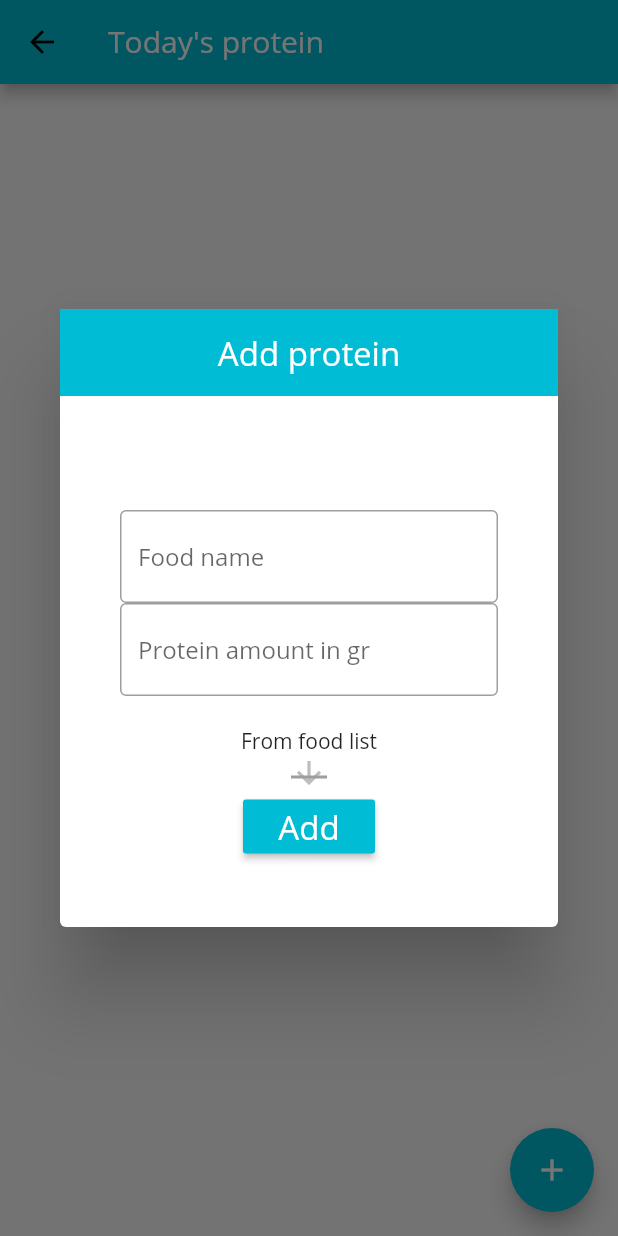
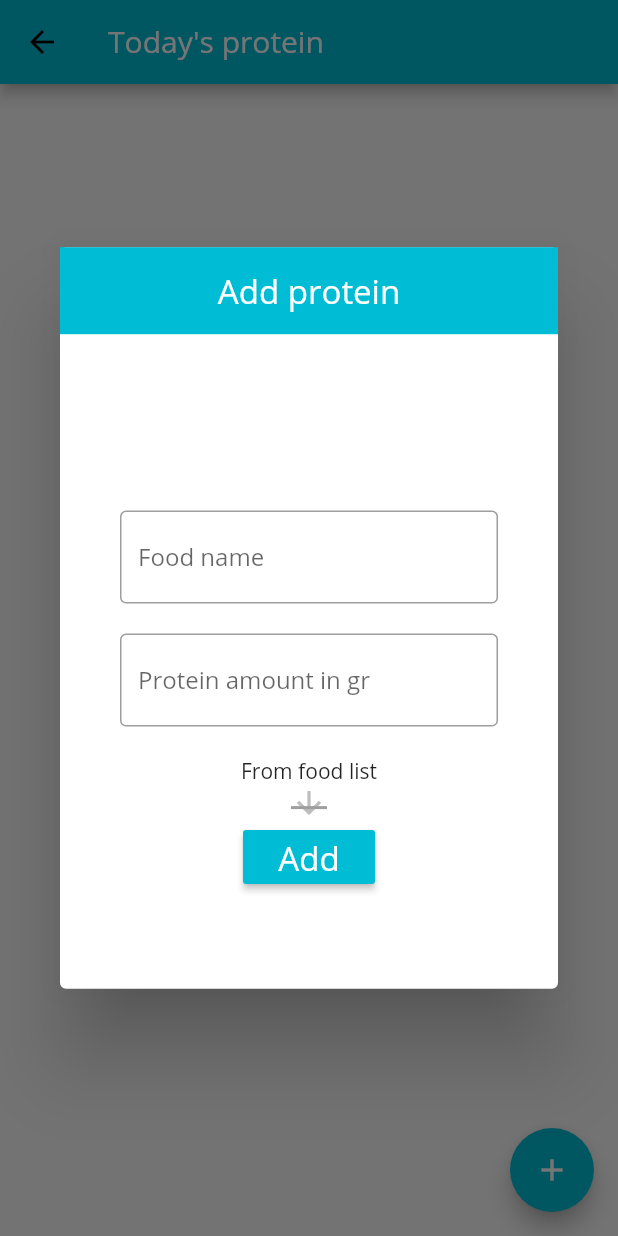
Before and after one commit to kevinrmendez/protein_tracker, a Flutter app: the TrackerScreen screen opened directly, after a tap on the "add" icon, on a phone screen of 412 x 824 dp. Run offline on Flutter 3.47's test engine with Material 2 defaults, Android fonts, the phone set to English and light mode, and no system bars; our stand-ins replace charts_flutter, rxdart, sqflite, step_progress_indicator; accounts and stored records are empty.

```diff
--- a/lib/FoodService.dart
+++ b/lib/FoodService.dart
@@ -1,8 +1,10 @@
+import 'package:protein_tracker/main.dart';
 import 'package:protein_tracker/model/food.dart';
 import 'package:rxdart/rxdart.dart';
 
 class FoodService {
-  BehaviorSubject<List<Food>> _foodList = BehaviorSubject.seeded(<Food>[]);
+  BehaviorSubject<List<Food>> _foodList =
+      BehaviorSubject.seeded([foodFromDb] == null ? [] : foodFromDb);
   BehaviorSubject<List<String>> _foodNameList =
       BehaviorSubject.seeded(<String>[]);
 
--- a/lib/calculatorScreen.dart
+++ b/lib/calculatorScreen.dart
@@ -1,4 +1,5 @@
 import 'package:flutter/material.dart';
+import 'package:protein_tracker/colors.dart';
 import 'package:protein_tracker/main.dart';
 import 'package:protein_tracker/model/proteinGoal.dart';
 import 'package:protein_tracker/widgetUtils.dart';
--- a/lib/components/appDrawer.dart
+++ b/lib/components/appDrawer.dart
@@ -1,5 +1,6 @@
 import 'package:flutter/material.dart';
 import 'package:protein_tracker/FoodListScreen.dart';
+import 'package:protein_tracker/colors.dart';
 import 'package:protein_tracker/goalScreen.dart';
 import 'package:protein_tracker/homeScreen.dart';
 import 'package:protein_tracker/settingsScreen.dart';
--- a/lib/homeScreen.dart
+++ b/lib/homeScreen.dart
@@ -1,4 +1,5 @@
 import 'package:flutter/material.dart';
+import 'package:protein_tracker/colors.dart';
 import 'package:protein_tracker/main.dart';
 import 'package:protein_tracker/model/proteinGoal.dart';
 import 'package:protein_tracker/trackerScreen.dart';
--- a/lib/model/food.dart
+++ b/lib/model/food.dart
@@ -1,6 +1,24 @@
 class Food {
+  int id;
   String name;
   int proteinAmount;
 
-  Food(this.name, this.proteinAmount);
+  Food({this.id, this.name, this.proteinAmount});
+
+  factory Food.fromJson(Map<String, dynamic> data) => Food(
+        id: data['id'],
+        name: data['name'],
+        //Since sqlite doesn't have boolean type for true/false
+        //we will 0 to denote that it is false
+        //and 1 for true
+        proteinAmount: data['proteinAmount'],
+      );
+
+  Map<String, dynamic> toJson() => {
+        //This will be used to convert Todo objects that
+        //are to be stored into the datbase in a form of JSON
+        "id": this.id,
+        "name": this.name,
+        "proteinAmount": this.proteinAmount,
+      };
 }
--- a/lib/trackerScreen.dart
+++ b/lib/trackerScreen.dart
@@ -3,6 +3,7 @@ import 'package:intl/intl.dart';
 
 import 'package:protein_tracker/FoodService.dart';
 import 'package:protein_tracker/ProteinService.dart';
+import 'package:protein_tracker/colors.dart';
 import 'package:protein_tracker/main.dart';
 import 'package:protein_tracker/model/food.dart';
 import 'package:protein_tracker/model/protein.dart';
@@ -122,7 +123,7 @@ class _AddProteinDialogState extends State<AddProteinDialog> {
   Widget build(BuildContext context) {
     return WidgetUtils.dialog(
         context: context,
-        height: MediaQuery.of(context).size.height * .5,
+        height: MediaQuery.of(context).size.height * .6,
         title: 'Add protein',
         showAd: false,
         child: Container(
@@ -151,6 +152,7 @@ class _AddProteinDialogState extends State<AddProteinDialog> {
                       return null;
                     },
                   ),
+                  SizedBox(height: 20),
                   TextFormField(
                     keyboardType: TextInputType.number,
                     controller: _proteinAmountController,
--- a/lib/widgetUtils.dart
+++ b/lib/widgetUtils.dart
@@ -1,4 +1,5 @@
 import 'package:flutter/material.dart';
+import 'package:protein_tracker/colors.dart';
 import 'package:protein_tracker/main.dart';
 
 class WidgetUtils {
```
Also changed, not shown: lib/FoodListScreen.dart (+8 -2 lines), lib/colors.dart (added, +7 -0 lines), lib/dao/food_dao.dart (added, +59 -0 lines), lib/db/foodDatabase.dart (+7 -10 lines), lib/main.dart (+16 -21 lines), 5 other files.
